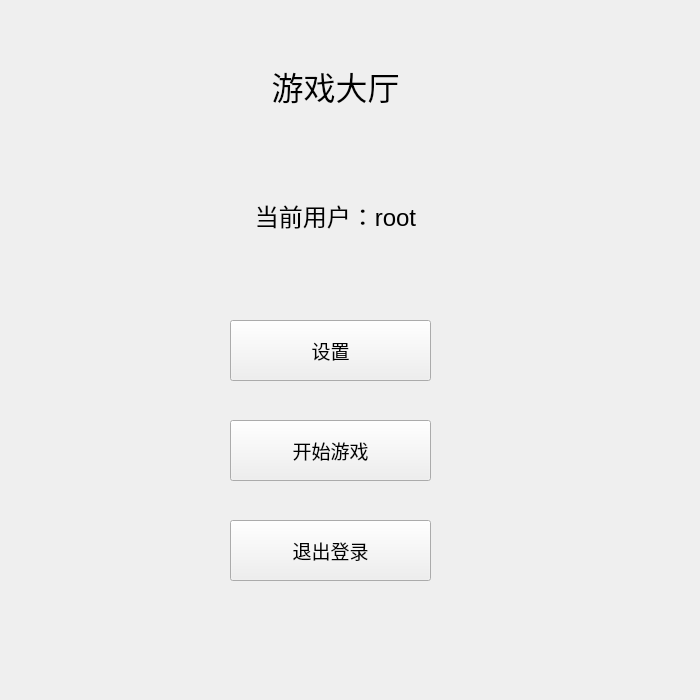
Qt form MyWhiteBlock3.0/gamehall.ui (PKUZhangHQ/PianoTiles) before a commit.
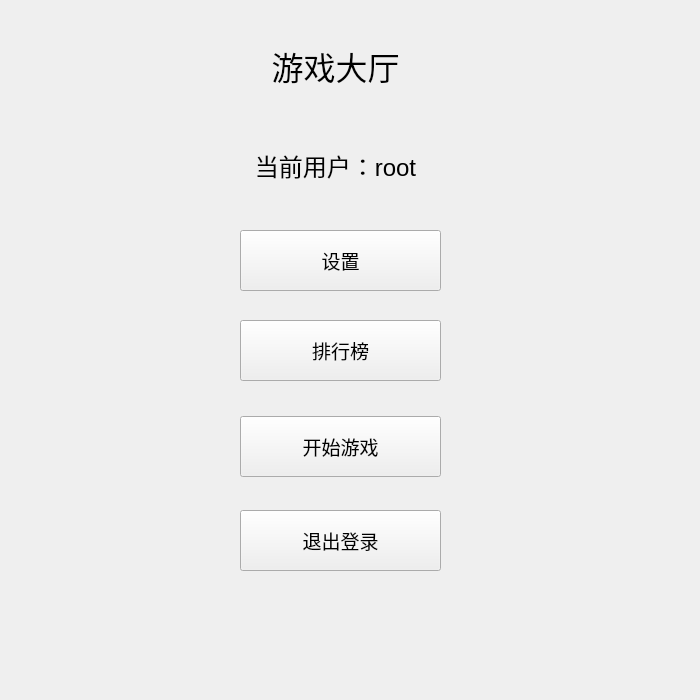
The same form after that commit.

The edit to the form file:
```diff
--- a/MyWhiteBlock3.0/gamehall.ui
+++ b/MyWhiteBlock3.0/gamehall.ui
@@ -29,7 +29,7 @@
    <property name="geometry">
     <rect>
      <x>150</x>
-     <y>30</y>
+     <y>10</y>
      <width>371</width>
      <height>111</height>
     </rect>
@@ -49,8 +49,8 @@
   <widget class="QPushButton" name="setting_btn">
    <property name="geometry">
     <rect>
-     <x>230</x>
-     <y>320</y>
+     <x>240</x>
+     <y>230</y>
      <width>201</width>
      <height>61</height>
     </rect>
@@ -67,8 +67,8 @@
   <widget class="QPushButton" name="start_btn">
    <property name="geometry">
     <rect>
-     <x>230</x>
-     <y>420</y>
+     <x>240</x>
+     <y>416</y>
      <width>201</width>
      <height>61</height>
     </rect>
@@ -85,8 +85,8 @@
   <widget class="QPushButton" name="exit_btn">
    <property name="geometry">
     <rect>
-     <x>230</x>
-     <y>520</y>
+     <x>240</x>
+     <y>510</y>
      <width>201</width>
      <height>61</height>
     </rect>
@@ -104,7 +104,7 @@
    <property name="geometry">
     <rect>
      <x>130</x>
-     <y>160</y>
+     <y>110</y>
      <width>411</width>
      <height>111</height>
     </rect>
@@ -122,6 +122,24 @@
     <set>Qt::AlignCenter</set>
    </property>
   </widget>
+  <widget class="QPushButton" name="rank_btn">
+   <property name="geometry">
+    <rect>
+     <x>240</x>
+     <y>320</y>
+     <width>201</width>
+     <height>61</height>
+    </rect>
+   </property>
+   <property name="font">
+    <font>
+     <pointsize>14</pointsize>
+    </font>
+   </property>
+   <property name="text">
+    <string>排行榜</string>
+   </property>
+  </widget>
  </widget>
  <resources/>
  <connections/>
```
